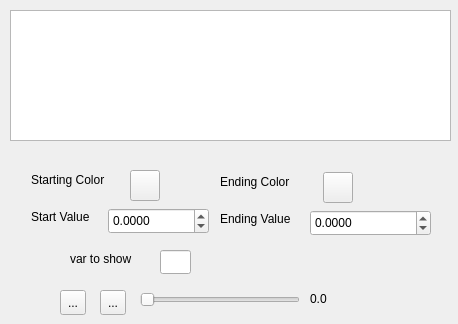
Above: neuronvisio/animation.ui from mattions/neuronvisio before the change. Below: the same form after it.
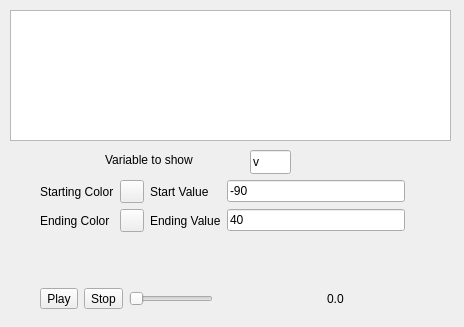
That is the form after the change. Custom widgets are drawn as their Qt base class.

Commit message: Added the slider. Calculation of the Color wrong, Maybe an issue with the conversion

The edit to the form file:
```diff
--- a/neuronvisio/animation.ui
+++ b/neuronvisio/animation.ui
@@ -6,8 +6,8 @@
    <rect>
     <x>0</x>
     <y>0</y>
-    <width>458</width>
-    <height>324</height>
+    <width>464</width>
+    <height>327</height>
    </rect>
   </property>
   <property name="windowTitle">
@@ -29,210 +29,184 @@
     <enum>Qt::ScrollBarAlwaysOff</enum>
    </property>
   </widget>
-  <widget class="ColorButton" name="ending_color_btn">
-   <property name="geometry">
-    <rect>
-     <x>323</x>
-     <y>172</y>
-     <width>30</width>
-     <height>31</height>
-    </rect>
-   </property>
-   <property name="toolTip">
-    <string>ending color</string>
-   </property>
-   <property name="color" stdset="0">
-    <color>
-     <red>255</red>
-     <green>0</green>
-     <blue>0</blue>
-    </color>
-   </property>
-  </widget>
-  <widget class="QToolButton" name="toolButton">
-   <property name="geometry">
-    <rect>
-     <x>60</x>
-     <y>290</y>
-     <width>26</width>
-     <height>25</height>
-    </rect>
-   </property>
-   <property name="text">
-    <string>...</string>
-   </property>
-  </widget>
-  <widget class="QToolButton" name="toolButton_2">
-   <property name="geometry">
-    <rect>
-     <x>100</x>
-     <y>290</y>
-     <width>26</width>
-     <height>25</height>
-    </rect>
-   </property>
-   <property name="text">
-    <string>...</string>
-   </property>
-  </widget>
-  <widget class="QSlider" name="horizontalSlider">
-   <property name="geometry">
-    <rect>
-     <x>140</x>
-     <y>290</y>
-     <width>160</width>
-     <height>19</height>
-    </rect>
-   </property>
-   <property name="orientation">
-    <enum>Qt::Horizontal</enum>
-   </property>
-  </widget>
-  <widget class="QLabel" name="label_4">
-   <property name="geometry">
-    <rect>
-     <x>310</x>
-     <y>290</y>
-     <width>62</width>
-     <height>18</height>
-    </rect>
-   </property>
-   <property name="text">
-    <string>0.0</string>
-   </property>
-  </widget>
-  <widget class="QLabel" name="label">
-   <property name="geometry">
-    <rect>
-     <x>31</x>
-     <y>171</y>
-     <width>89</width>
-     <height>18</height>
-    </rect>
-   </property>
-   <property name="text">
-    <string>Starting Color</string>
-   </property>
-  </widget>
-  <widget class="ColorButton" name="starting_color_btn">
-   <property name="geometry">
-    <rect>
-     <x>130</x>
-     <y>170</y>
-     <width>30</width>
-     <height>31</height>
-    </rect>
-   </property>
-   <property name="toolTip">
-    <string>starting color</string>
-   </property>
-   <property name="color" stdset="0">
-    <color>
-     <red>255</red>
-     <green>255</green>
-     <blue>0</blue>
-    </color>
-   </property>
-  </widget>
-  <widget class="QLabel" name="label_5">
-   <property name="geometry">
-    <rect>
-     <x>31</x>
-     <y>208</y>
-     <width>71</width>
-     <height>18</height>
-    </rect>
-   </property>
-   <property name="text">
-    <string>Start Value</string>
-   </property>
-  </widget>
-  <widget class="QDoubleSpinBox" name="doubleSpinBox">
-   <property name="geometry">
-    <rect>
-     <x>108</x>
-     <y>208</y>
-     <width>101</width>
-     <height>26</height>
-    </rect>
-   </property>
-   <property name="decimals">
-    <number>4</number>
-   </property>
-   <property name="minimum">
-    <double>-999999999.000000000000000</double>
-   </property>
-   <property name="maximum">
-    <double>999999999.000000000000000</double>
-   </property>
-  </widget>
-  <widget class="QLabel" name="label_6">
-   <property name="geometry">
-    <rect>
-     <x>220</x>
-     <y>210</y>
-     <width>84</width>
-     <height>18</height>
-    </rect>
-   </property>
-   <property name="text">
-    <string>Ending Value</string>
-   </property>
-  </widget>
-  <widget class="QDoubleSpinBox" name="doubleSpinBox_2">
-   <property name="geometry">
-    <rect>
-     <x>310</x>
-     <y>210</y>
-     <width>121</width>
-     <height>26</height>
-    </rect>
-   </property>
-   <property name="decimals">
-    <number>4</number>
-   </property>
-   <property name="minimum">
-    <double>-999999999.000000000000000</double>
-   </property>
-   <property name="maximum">
-    <double>999999999.000000000000000</double>
-   </property>
-  </widget>
   <widget class="QLabel" name="label_3">
    <property name="geometry">
     <rect>
-     <x>70</x>
-     <y>250</y>
-     <width>76</width>
-     <height>18</height>
+     <x>105</x>
+     <y>150</y>
+     <width>121</width>
+     <height>20</height>
     </rect>
    </property>
    <property name="text">
-    <string>var to show</string>
+    <string>Variable to show</string>
    </property>
   </widget>
   <widget class="QLineEdit" name="lineEdit_3">
    <property name="geometry">
     <rect>
-     <x>160</x>
-     <y>250</y>
-     <width>31</width>
+     <x>250</x>
+     <y>150</y>
+     <width>41</width>
      <height>24</height>
     </rect>
    </property>
+   <property name="text">
+    <string>v</string>
+   </property>
   </widget>
-  <widget class="QLabel" name="label_2">
+  <widget class="QWidget" name="">
    <property name="geometry">
     <rect>
-     <x>220</x>
-     <y>173</y>
-     <width>82</width>
-     <height>18</height>
+     <x>40</x>
+     <y>180</y>
+     <width>365</width>
+     <height>129</height>
     </rect>
    </property>
-   <property name="text">
-    <string>Ending Color</string>
-   </property>
+   <layout class="QVBoxLayout" name="verticalLayout">
+    <item>
+     <layout class="QGridLayout" name="gridLayout">
+      <item row="0" column="0">
+       <widget class="QLabel" name="label">
+        <property name="text">
+         <string>Starting Color</string>
+        </property>
+       </widget>
+      </item>
+      <item row="0" column="1">
+       <widget class="ColorButton" name="starting_color_btn">
+        <property name="toolTip">
+         <string>starting color</string>
+        </property>
+        <property name="color">
+         <color>
+          <red>255</red>
+          <green>255</green>
+          <blue>0</blue>
+         </color>
+        </property>
+       </widget>
+      </item>
+      <item row="0" column="2">
+       <widget class="QLabel" name="label_5">
+        <property name="text">
+         <string>Start Value</string>
+        </property>
+       </widget>
+      </item>
+      <item row="1" column="0">
+       <widget class="QLabel" name="label_2">
+        <property name="text">
+         <string>Ending Color</string>
+        </property>
+       </widget>
+      </item>
+      <item row="1" column="1">
+       <widget class="ColorButton" name="ending_color_btn">
+        <property name="toolTip">
+         <string>ending color</string>
+        </property>
+        <property name="color">
+         <color>
+          <red>255</red>
+          <green>0</green>
+          <blue>0</blue>
+         </color>
+        </property>
+       </widget>
+      </item>
+      <item row="1" column="2">
+       <widget class="QLabel" name="label_6">
+        <property name="text">
+         <string>Ending Value</string>
+        </property>
+       </widget>
+      </item>
+      <item row="0" column="3">
+       <widget class="QLineEdit" name="startValue">
+        <property name="text">
+         <string>-90</string>
+        </property>
+       </widget>
+      </item>
+      <item row="1" column="3">
+       <widget class="QLineEdit" name="endValue">
+        <property name="text">
+         <string>40</string>
+        </property>
+       </widget>
+      </item>
+     </layout>
+    </item>
+    <item>
+     <spacer name="verticalSpacer">
+      <property name="orientation">
+       <enum>Qt::Vertical</enum>
+      </property>
+      <property name="sizeHint" stdset="0">
+       <size>
+        <width>20</width>
+        <height>18</height>
+       </size>
+      </property>
+     </spacer>
+    </item>
+    <item>
+     <layout class="QHBoxLayout" name="horizontalLayout">
+      <item>
+       <widget class="QToolButton" name="play_btn">
+        <property name="text">
+         <string>Play</string>
+        </property>
+       </widget>
+      </item>
+      <item>
+       <widget class="QToolButton" name="stop_btn">
+        <property name="text">
+         <string>Stop</string>
+        </property>
+       </widget>
+      </item>
+      <item>
+       <widget class="QSlider" name="timelineSlider">
+        <property name="orientation">
+         <enum>Qt::Horizontal</enum>
+        </property>
+       </widget>
+      </item>
+      <item>
+       <spacer name="horizontalSpacer">
+        <property name="orientation">
+         <enum>Qt::Horizontal</enum>
+        </property>
+        <property name="sizeType">
+         <enum>QSizePolicy::Fixed</enum>
+        </property>
+        <property name="sizeHint" stdset="0">
+         <size>
+          <width>108</width>
+          <height>20</height>
+         </size>
+        </property>
+       </spacer>
+      </item>
+      <item>
+       <widget class="QLabel" name="animationTime">
+        <property name="sizePolicy">
+         <sizepolicy hsizetype="MinimumExpanding" vsizetype="Preferred">
+          <horstretch>0</horstretch>
+          <verstretch>0</verstretch>
+         </sizepolicy>
+        </property>
+        <property name="text">
+         <string>0.0</string>
+        </property>
+       </widget>
+      </item>
+     </layout>
+    </item>
+   </layout>
   </widget>
  </widget>
  <customwidgets>
```
Left out of the diff: 2 changed lines with no effect on the pictures. The commit also changes 3 other files.
